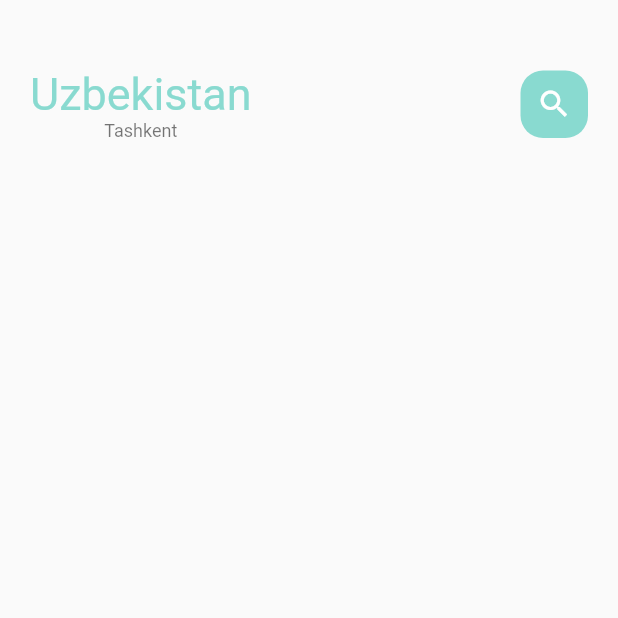
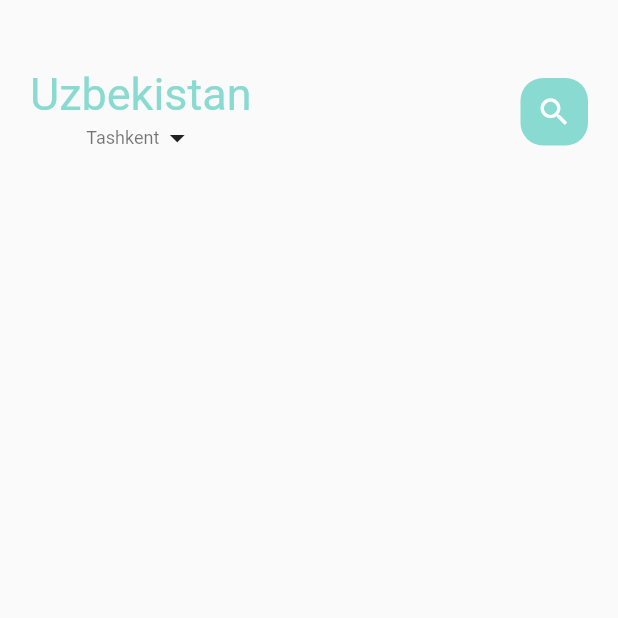
Before and after one commit to shakhriyor-toshpulatov/food_delivery, a Flutter app: the screen it shows after launch, on a phone screen of 412 x 824 dp, the top half of it. Run offline on Flutter 3.47's test engine with Material 2 defaults, Android fonts, the phone set to English and light mode, and no system bars.

Commit message:
icon near name city

```diff
--- a/lib/home/main_food_page.dart
+++ b/lib/home/main_food_page.dart
@@ -31,10 +31,15 @@ class _MainFoodPageState extends State<MainFoodPage> {
                         color: AppColors.mainColor,
                         size: 30,
                       ),
-                      SmallText(
-                        text: "Tashkent",
-                        color: Colors.black54,
-                      ),
+                      Row(
+                        children: [
+                          SmallText(
+                            text: "Tashkent",
+                            color: Colors.black54,
+                          ),
+                          Icon(Icons.arrow_drop_down)
+                        ],
+                      )
                     ],
                   ),
                   Center(
```
